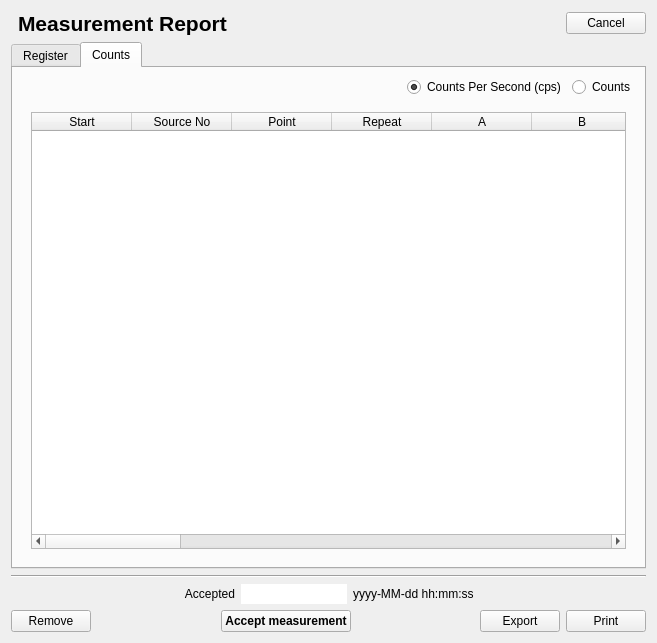
This is TripleReg/dialogmeasurementreport.ui in ziemastz/SL as Qt 5 draws it before an edit. The edited form follows.
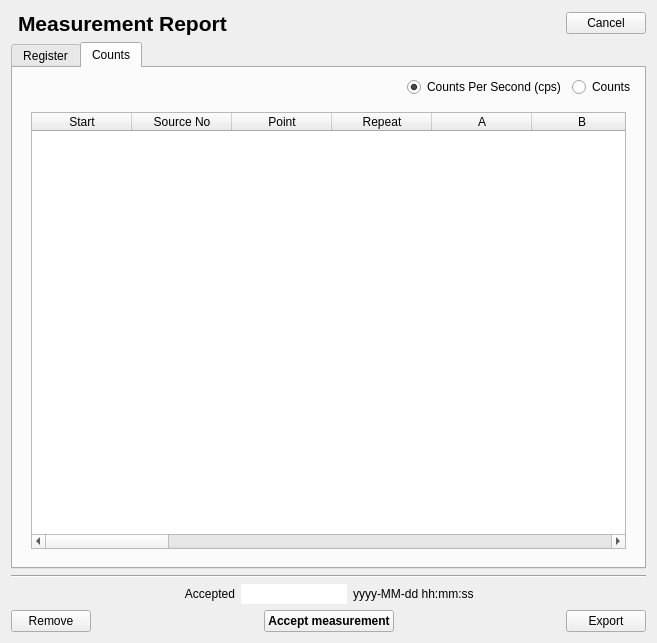
This is the edited form. The open tabs and pages were chosen to show the change. Icons and pictures are not drawn.

```diff
--- a/TripleReg/dialogmeasurementreport.ui
+++ b/TripleReg/dialogmeasurementreport.ui
@@ -1655,6 +1655,16 @@
                <string>Dead-time (%)</string>
               </property>
              </column>
+             <column>
+              <property name="text">
+               <string>Live time (s)</string>
+              </property>
+             </column>
+             <column>
+              <property name="text">
+               <string>Real time (s)</string>
+              </property>
+             </column>
              <column>
               <property name="text">
                <string>Rel.1</string>
@@ -1839,13 +1849,6 @@
        </property>
       </widget>
      </item>
-     <item>
-      <widget class="QPushButton" name="print_pushButton">
-       <property name="text">
-        <string>Print</string>
-       </property>
-      </widget>
-     </item>
     </layout>
    </item>
   </layout>
```
